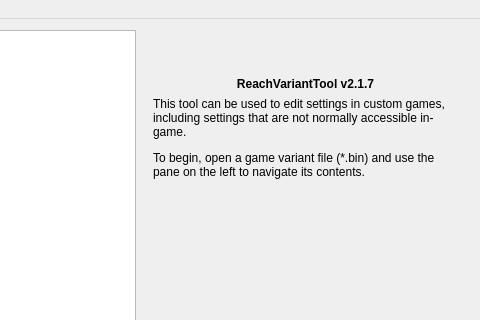
Old version of the form native/src/ReachVariantTool/ui/main_window.ui in the repository DavidJCobb/ReachVariantEditor; both pictures show x 202 to 682 and y 0 to 320 of the 682 by 623 pixel window.
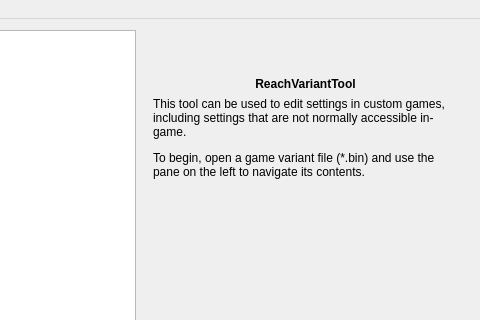
New version of the form. Icons and pictures are not drawn. Custom widgets are drawn as their Qt base class.

The edit to the form file:
```diff
--- a/native/src/ReachVariantTool/ui/main_window.ui
+++ b/native/src/ReachVariantTool/ui/main_window.ui
@@ -86,7 +86,7 @@
            </font>
           </property>
           <property name="text">
-           <string>ReachVariantTool v2.1.7</string>
+           <string>ReachVariantTool</string>
           </property>
           <property name="alignment">
            <set>Qt::AlignCenter</set>
```
